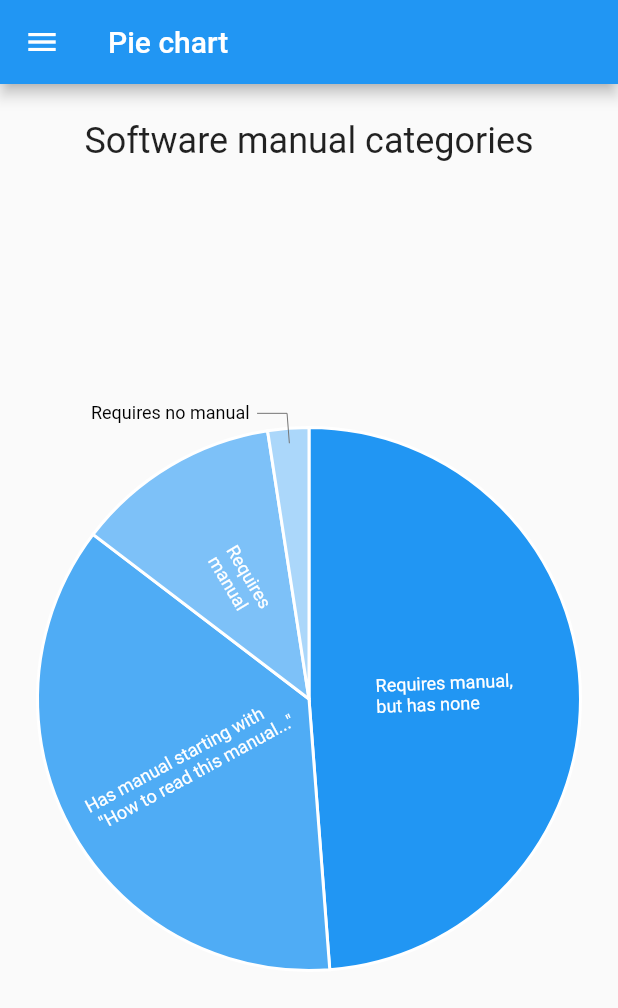
After one commit to DorianGrey/flutter_app_playground, a Flutter app: the PieChartPage screen opened by its route, on a phone screen of 412 x 824 dp. The commit adds this screen. Shown: the top 1008 px of the screen. Run offline on Flutter 3.47's test engine with Material 2 defaults, Android fonts, the phone set to English and light mode, and no system bars; our stand-ins replace charts_flutter, flutter_redux, redux.

Commit message:
Add pie chart example
... using software manual categories

```diff
--- a/lib/barChartPage.dart
+++ b/lib/barChartPage.dart
@@ -14,7 +14,7 @@ class OrdinalSales {
 class BarChartPage extends StatelessWidget {
   BarChartPage({Key key}) : super(key: key);
 
-  static const ROUTE_NAME = '/charts';
+  static const ROUTE_NAME = '/barChart';
 
   final sampleData = [
     OrdinalSales('2014', 5),
--- a/lib/helpers/drawer.dart
+++ b/lib/helpers/drawer.dart
@@ -2,6 +2,7 @@ import 'package:flutter/material.dart';
 import 'package:flutter_app_playground/barChartPage.dart';
 import 'package:flutter_app_playground/counterPage.dart';
 import 'package:flutter_app_playground/i18n/app_localizations.dart';
+import 'package:flutter_app_playground/pieChartPage.dart';
 import 'package:flutter_app_playground/settings/settings.dart';
 
 Drawer createDefaultAppDrawer(BuildContext context, String currentRouteName) {
@@ -38,7 +39,16 @@ Drawer createDefaultAppDrawer(BuildContext context, String currentRouteName) {
           Navigator.pushNamed(context, BarChartPage.ROUTE_NAME);
         }
       },
-    )
+    ),
+    ListTile(
+      leading: Icon(Icons.pie_chart_outlined),
+      title: Text(AppLocalizations.of(context).pieChartLink),
+      onTap: () {
+        if (currentRouteName != PieChartPage.ROUTE_NAME) {
+          Navigator.pushNamed(context, PieChartPage.ROUTE_NAME);
+        }
+      },
+    ),
   ];
 
   return Drawer(
--- a/lib/i18n/app_localizations.dart
+++ b/lib/i18n/app_localizations.dart
@@ -37,6 +37,16 @@ class AppLocalizations {
 
   String get barChartLink {
     return Intl.message('Bar chart', name: 'barChartLink', desc: 'Bar chart page: Drawer link and headline');
+  }
+
+  String get pieChartLink {
+    return Intl.message('Pie chart', name: 'pieChartLink', desc: 'Pie chart page: Drawer link and headline');
+  }
+
+  /// Stuff for the pie chart page:
+
+  String get pieChartHeader {
+    return Intl.message('Software manual categories', name: 'pieChartHeader', desc: 'Pie chart page: Chart headline');
   }
 
   /// Stuff for the counter page:
--- a/lib/i18n/intl_de.arb
+++ b/lib/i18n/intl_de.arb
@@ -22,6 +22,18 @@
   "barChartLink": "Balken-Diagramm",
   "@barChartLink": {
     "description": "Bar chart page: Drawer link and headline",
+    "type": "text",
+    "placeholders": {}
+  },
+  "pieChartLink": "Kuchen-Diagramm",
+  "@pieChartLink": {
+    "description": "Pie chart page: Drawer link and headline",
+    "type": "text",
+    "placeholders": {}
+  },
+  "pieChartHeader": "Software-Handbuch Kategorien",
+  "@pieChartHeader": {
+    "description": "Pie chart page: Chart headline",
     "type": "text",
     "placeholders": {}
   },
--- a/lib/i18n/intl_en.arb
+++ b/lib/i18n/intl_en.arb
@@ -22,6 +22,18 @@
   "barChartLink": "Bar chart",
   "@barChartLink": {
     "description": "Bar chart page: Drawer link and headline",
+    "type": "text",
+    "placeholders": {}
+  },
+  "pieChartLink": "Pie chart",
+  "@pieChartLink": {
+    "description": "Pie chart page: Drawer link and headline",
+    "type": "text",
+    "placeholders": {}
+  },
+  "pieChartHeader": "Software manual categories",
+  "@pieChartHeader": {
+    "description": "Pie chart page: Chart headline",
     "type": "text",
     "placeholders": {}
   },
--- a/lib/my_app.dart
+++ b/lib/my_app.dart
@@ -1,5 +1,6 @@
 import 'package:flutter/material.dart';
 import 'package:flutter_app_playground/barChartPage.dart';
+import 'package:flutter_app_playground/pieChartPage.dart';
 import 'package:flutter_localizations/flutter_localizations.dart';
 import 'package:flutter_redux/flutter_redux.dart';
 import 'package:redux/redux.dart';
@@ -10,7 +11,7 @@ import 'package:flutter_app_playground/store/state.dart';
 import 'package:flutter_app_playground/i18n/app_localizations.dart';
 
 class MyApp extends StatelessWidget {
-  MyApp({Key key, @required this.store}): super(key: key);
+  MyApp({Key key, @required this.store}) : super(key: key);
 
   final Store<AppState> store;
 
@@ -36,8 +37,8 @@ class MyApp extends StatelessWidget {
             CounterPage.ROUTE_NAME: (context) => CounterPage(),
             SettingsPage.ROUTE_NAME: (context) => SettingsPage(),
             BarChartPage.ROUTE_NAME: (context) => BarChartPage(),
-        }
-      ),
+            PieChartPage.ROUTE_NAME: (context) => PieChartPage(),
+          }),
     );
   }
 }
--- /dev/null
+++ b/lib/pieChartPage.dart
@@ -0,0 +1,70 @@
+import 'package:flutter/material.dart';
+import 'package:charts_flutter/flutter.dart' as charts;
+
+import 'package:flutter_app_playground/helpers/drawer.dart';
+import 'package:flutter_app_playground/i18n/app_localizations.dart';
+
+class ManualCategory {
+  final int quote;
+  final String displayText;
+
+  ManualCategory(this.quote, this.displayText);
+}
+
+class PieChartPage extends StatelessWidget {
+  static const ROUTE_NAME = '/pieChart';
+
+  List<charts.Series<ManualCategory, int>> _getSampleSeries() {
+    final data = [
+      ManualCategory(100, 'Requires manual,\nbut has none'),
+      ManualCategory(
+          75, 'Has manual starting with\n "How to read this manual..."'),
+      ManualCategory(25, 'Requires\nmanual'),
+      ManualCategory(5, 'Requires no manual'),
+    ];
+
+    return [
+      new charts.Series<ManualCategory, int>(
+        id: 'Sales',
+        domainFn: (ManualCategory sales, _) => sales.quote,
+        measureFn: (ManualCategory sales, _) => sales.quote,
+        data: data,
+        // Set a label accessor to control the text of the arc label.
+        labelAccessorFn: (ManualCategory row, _) => row.displayText,
+      )
+    ];
+  }
+
+  @override
+  Widget build(BuildContext context) {
+    return Scaffold(
+        appBar: AppBar(
+          // Here we take the value from the MyHomePage object that was created by
+          // the App.build method, and use it to set our appbar title.
+          title: Text(AppLocalizations.of(context).pieChartLink),
+        ),
+        drawer: createDefaultAppDrawer(context, PieChartPage.ROUTE_NAME),
+        body: Column(
+          children: <Widget>[
+            Padding(
+              padding: const EdgeInsets.only(top: 24),
+              child: Text(AppLocalizations.of(context).pieChartHeader, style: TextStyle(fontSize: 24),),
+            ),
+            Expanded(
+              flex: 20,
+              child: Padding(
+                padding:
+                    const EdgeInsets.symmetric(vertical: 16.0, horizontal: 5.0),
+                child: charts.PieChart(_getSampleSeries(),
+                    animate: true,
+                    defaultRenderer: new charts.ArcRendererConfig(
+                        //arcWidth: 10,
+                        arcRendererDecorators: [
+                          new charts.ArcLabelDecorator()
+                        ])),
+              ),
+            )
+          ],
+        ));
+  }
+}
```
Also changed, not shown: lib/i18n/generated/intl_messages.arb, lib/i18n/generated/messages_de.dart, lib/i18n/generated/messages_en.dart. Lines whose indentation alone changed are shown as unchanged.
